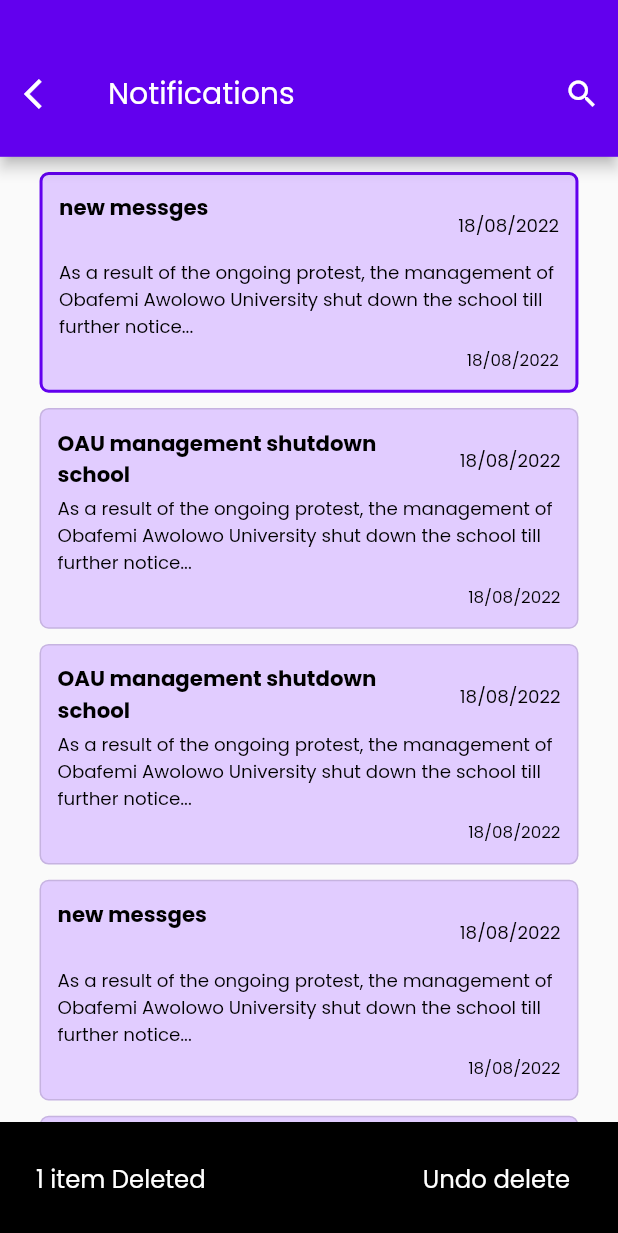
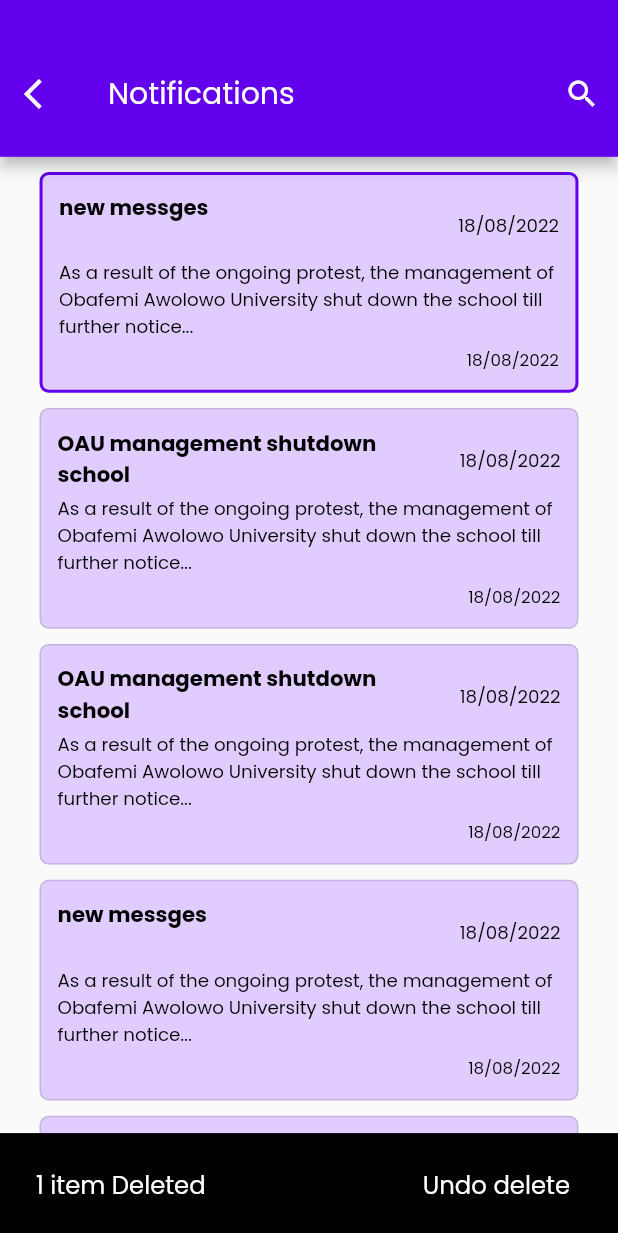
Before and after one commit to kolikay/Scholars_padi, a Flutter app: the NotificationScreen screen opened directly, after a tap on "OAU management shutdown school", after a tap on the "delete" icon, on a phone screen of 412 x 824 dp. Shown: the top 1233 px of the screen. Run offline on Flutter 3.47's test engine with Material 2 defaults, Android fonts, the phone set to English and light mode, and no system bars; our stand-ins replace carousel_slider, flutter_riverpod, flutter_screenutil, flutter_slidable, google_fonts, image_picker and 2 more; missing offline and left inert: simple_connection_checker.

Commit message:
NEW CODES refactoring codes

```diff
--- a/lib/screens/on_boarding/notifications/views/notification_screen.dart
+++ b/lib/screens/on_boarding/notifications/views/notification_screen.dart
@@ -121,13 +121,12 @@ class _NotificationScreenState extends ConsumerState<NotificationScreen> {
                       i++) {
                     notificationViewModel.deleteFromNoticeCardsList(
                         notificationViewModel.selectedList[i]);
-                    ShowSnackBar.openSnackBar(
-                        context, "${notificationViewModel.selectedList.length} item Deleted", 'Undo delete', () {
-                          setState(() {
-
-                          });
-                        });
                   }
+                  ShowSnackBar.openSnackBar(
+                      context,
+                      "${notificationViewModel.selectedList.length} item Deleted",
+                      'Undo delete',
+                      () {});
                   notificationViewModel.selectedList = [];
                 });
               },
--- a/lib/widgets/utils/snack_bar.dart
+++ b/lib/widgets/utils/snack_bar.dart
@@ -8,7 +8,10 @@ class ShowSnackBar {
       String buttontext, GestureTapCallback onPressed) async {
     ScaffoldMessenger.of(context).showSnackBar(
       SnackBar(backgroundColor: Colors.black,
-        content: Row(
+      duration: const Duration(seconds: 1),
+        content: SizedBox(
+          height: 40.h,
+          child: Row(
             mainAxisAlignment: MainAxisAlignment.spaceBetween,
             children: [
               NormalText(
@@ -27,6 +30,7 @@ class ShowSnackBar {
             ],
           ),
         ),
+      ),
     );
   }
 }
```
Also changed, not shown: lib/screens/authentication/views/login_screen.dart (+22 -7 lines), lib/screens/on_boarding/notifications/testings.dart (deleted, +0 -124 lines). Lines whose indentation alone changed are shown as unchanged.
